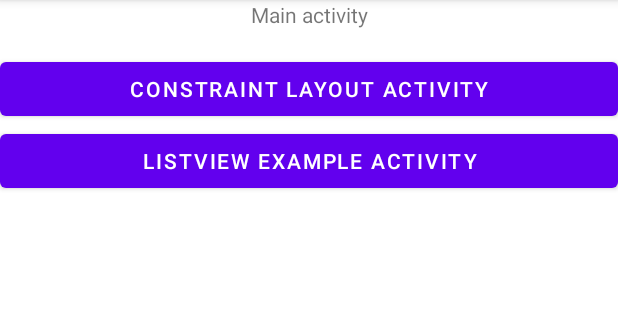
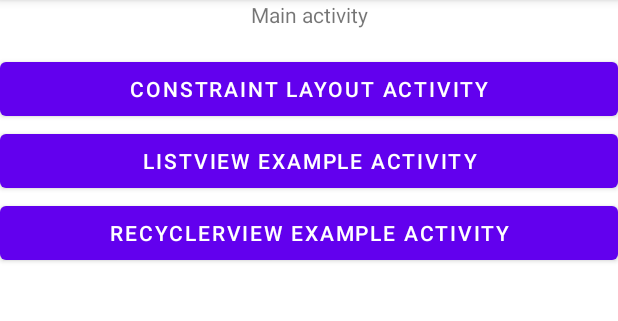
Before and after one commit to matevskial/android-java-pmp-reference, an Android app: the screen it shows after launch (MainActivity), on a phone screen of 412 x 824 dp, the part 84-405 px from its top. Run offline under Robolectric (Android 15) with nearby library versions, the phone set to English and light mode, and no system bars.

Commit message:
Write code to demonstrate RecyclerView

```diff
--- a/app/src/main/AndroidManifest.xml
+++ b/app/src/main/AndroidManifest.xml
@@ -9,7 +9,8 @@
         android:roundIcon="@mipmap/ic_launcher_round"
         android:supportsRtl="true"
         android:theme="@style/Theme.AndroidJavaPMPReference">
-        <activity android:name=".ListViewExampleActivity"></activity>
+        <activity android:name=".RecyclerViewExampleActivity"></activity>
+        <activity android:name=".ListViewExampleActivity" />
         <activity android:name=".ConstraintExampleActivity" />
         <activity android:name=".MainActivity">
             <intent-filter>
--- a/app/src/main/java/com/matevskial/androidjavapmpreference/MainActivity.java
+++ b/app/src/main/java/com/matevskial/androidjavapmpreference/MainActivity.java
@@ -19,6 +19,7 @@ public class MainActivity extends AppCompatActivity {
 
     private Button constraintExampleButton;
     private Button listViewExampleButton;
+    private Button recyclerViewExampleButton;
 
     /**
      * Predefined methods like this are called for the setup of the activity
@@ -30,6 +31,7 @@ public class MainActivity extends AppCompatActivity {
         setContentView(R.layout.activity_main);
         constraintExampleButton = findViewById(R.id.constraintExampleButton);
         listViewExampleButton = findViewById(R.id.listViewExampleButton);
+        recyclerViewExampleButton = findViewById(R.id.recyclerViewExampleButton);
 
         constraintExampleButton.setOnClickListener(v -> {
             Intent intent = new Intent(this, ConstraintExampleActivity.class);
@@ -41,5 +43,9 @@ public class MainActivity extends AppCompatActivity {
             startActivity(intent);
         });
 
+        recyclerViewExampleButton.setOnClickListener(v -> {
+            Intent intent = new Intent(this, RecyclerViewExampleActivity.class);
+            startActivity(intent);
+        });
     }
 }
--- a/app/src/main/res/layout/activity_main.xml
+++ b/app/src/main/res/layout/activity_main.xml
@@ -34,6 +34,12 @@
                 android:layout_width="match_parent"
                 android:layout_height="wrap_content"
                 android:text="@string/listViewExampleButton" />
+
+            <Button
+                android:id="@+id/recyclerViewExampleButton"
+                android:layout_width="match_parent"
+                android:layout_height="wrap_content"
+                android:text="@string/recyclerViewExampleButton" />
         </LinearLayout>
     </ScrollView>
 </LinearLayout>
--- a/app/src/main/res/values/strings.xml
+++ b/app/src/main/res/values/strings.xml
@@ -5,4 +5,5 @@
     <string name="constraintExampleButton">Constraint Layout Activity</string>
     <string name="mainActivityTextView">Main activity</string>
     <string name="listViewExampleButton">ListView example activity</string>
+    <string name="recyclerViewExampleButton">RecyclerView example activity</string>
 </resources>
```
Also changed, not shown: app/src/main/java/com/matevskial/androidjavapmpreference/RecyclerViewExampleActivity.java (added, +72 -0 lines), app/src/main/res/layout/activity_recycler_view_example.xml (added, +14 -0 lines), app/src/main/res/layout/view_holder_item.xml (added, +14 -0 lines).
